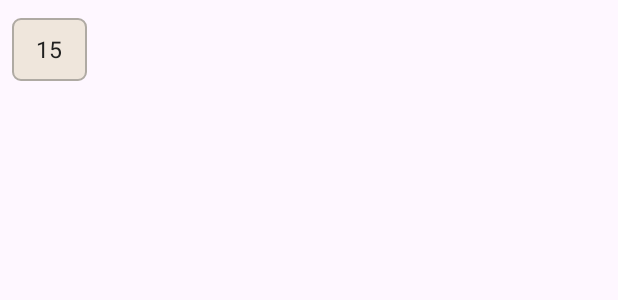
After one commit to Eat-Beat/android-app, an Android app: the layout day_cell.xml on its own in the app's theme, with its tools: preview values and no code run, on a phone screen of 412 x 824 dp. The commit adds this screen. Shown: the top 300 px of the screen. Run offline under Robolectric (Android 15) with nearby library versions, the phone set to English and light mode, and no system bars.

Commit message:
17/02/25 Detalles: - Iniciada creación del calendario. Falta centrado y formateado del estilo de las fechas. - Falta RecyclerView con mostrado de tareas.

```diff
--- a/app/build.gradle.kts
+++ b/app/build.gradle.kts
@@ -42,6 +42,7 @@ dependencies {
         implementation(libs.material)
         implementation(libs.androidx.activity)
         implementation(libs.androidx.constraintlayout)
+        implementation ("com.applandeo:material-calendar-view:1.9.0")
         testImplementation(libs.junit)
         androidTestImplementation(libs.androidx.junit)
         androidTestImplementation(libs.androidx.espresso.core)
--- /dev/null
+++ b/app/src/main/res/drawable/calendar_background.xml
@@ -0,0 +1,6 @@
+<?xml version="1.0" encoding="utf-8"?>
+<shape xmlns:android="http://schemas.android.com/apk/res/android" android:shape="rectangle">
+    <solid android:color="@color/black"/>
+    <corners android:radius="8dp"/>
+    <padding android:left="4dp" android:top="4dp" android:right="4dp" android:bottom="4dp"/>
+</shape>
--- /dev/null
+++ b/app/src/main/res/drawable/calendar_day_background.xml
@@ -0,0 +1,5 @@
+<shape xmlns:android="http://schemas.android.com/apk/res/android">
+    <solid android:color="@color/white" />
+    <stroke android:width="1dp" android:color="@color/gray" />
+    <corners android:radius="5dp" />
+</shape>
--- /dev/null
+++ b/app/src/main/res/drawable/calendarbackgroundshape.xml
@@ -0,0 +1,5 @@
+<?xml version="1.0" encoding="utf-8"?>
+<shape xmlns:android="http://schemas.android.com/apk/res/android">
+    <solid android:color="@color/black"/>
+    <corners android:radius="10dp"/>
+</shape>
--- /dev/null
+++ b/app/src/main/res/drawable/calendardaysquare.xml
@@ -0,0 +1,5 @@
+<?xml version="1.0" encoding="utf-8"?>
+<shape xmlns:android="http://schemas.android.com/apk/res/android">
+    <solid android:color="@color/white"/>
+    <corners android:radius="10dp"/>
+</shape>
--- /dev/null
+++ b/app/src/main/res/layout/day_cell.xml
@@ -0,0 +1,35 @@
+<?xml version="1.0" encoding="utf-8"?>
+<LinearLayout
+    xmlns:android="http://schemas.android.com/apk/res/android"
+    xmlns:tools="http://schemas.android.com/tools"
+    android:layout_width="50dp"
+    android:layout_height="50dp"
+    android:orientation="vertical"
+    android:gravity="center"
+    android:layout_margin="8dp"
+    android:weightSum="1"
+    >
+
+    <LinearLayout
+        android:layout_width="50dp"
+        android:layout_height="0dp"
+        android:orientation="vertical"
+        android:background="@drawable/calendar_day_background"
+        android:gravity="center"
+        android:layout_weight="1"
+        android:layout_margin="4dp"
+        >
+
+        <TextView
+            android:id="@+id/dayLabel"
+            android:layout_width="wrap_content"
+            android:layout_height="wrap_content"
+            android:textColor="@color/black"
+            android:textSize="15sp"
+            android:gravity="center"
+            tools:text="15"
+            />
+
+    </LinearLayout>
+
+</LinearLayout>
--- a/app/src/main/res/values/colors.xml
+++ b/app/src/main/res/values/colors.xml
@@ -3,4 +3,7 @@
     <color name="black">#20201F</color>
     <color name="white">#EFE6DC</color>
     <color name="orange">#FC9E4F</color>
+    <color name="beigeBg">#EFE6DC</color>
+    <color name="graydark">#FC9E4F</color>
+    <color name="gray">#AFAAA3</color>
 </resources>
--- a/app/src/main/res/values/dimens.xml
+++ b/app/src/main/res/values/dimens.xml
@@ -21,6 +21,8 @@
     <dimen name="searchHeight">50dp</dimen>
     <dimen name="searchWidth">50dp</dimen>
     <dimen name="logoBannerWidth">210dp</dimen>
-
+    <dimen name="midScreenHeight">590sp</dimen>
+    <dimen name="bannerTitleHeight">50dp</dimen>
+    <dimen name="bannerTitleWidth">210dp</dimen>
 
 </resources>
--- a/app/src/main/res/values/strings.xml
+++ b/app/src/main/res/values/strings.xml
@@ -13,4 +13,5 @@
     <string name="confirmPassword">Confirm password</string>
     <string name="resendEmail"><u>Resend email</u></string>
     <string name="confirm">Confirm</string>
+    <string name="activity_calendar_title">CONTRACTS</string>
 </resources>
--- a/gradle/libs.versions.toml
+++ b/gradle/libs.versions.toml
@@ -9,6 +9,7 @@ appcompat = "1.7.0"
 material = "1.12.0"
 activity = "1.10.0"
 constraintlayout = "2.2.0"
+
 
 [libraries]
 androidx-core-ktx = { group = "androidx.core", name = "core-ktx", version.ref = "coreKtx" }
--- a/settings.gradle.kts
+++ b/settings.gradle.kts
@@ -16,6 +16,7 @@ dependencyResolutionManagement {
     repositories {
         google()
         mavenCentral()
+        maven { url = uri("https://jitpack.io") }
     }
 }
 
```
Also changed, not shown: app/src/main/java/com/example/eatbeat/MainActivity.kt (+5 -6 lines), app/src/main/res/layout/activity_contracts.xml (added, +140 -0 lines), app/src/main/res/layout/activity_search_musician.xml (+4 -3 lines), app/src/main/res/values/styles.xml (added, +19 -0 lines), app/src/main/res/drawable/clicked_musician_icon.png (added), app/src/main/res/drawable/search_icon.png (added), app/src/main/res/drawable/user_icon.png (added). Lines whose indentation alone changed are shown as unchanged.
